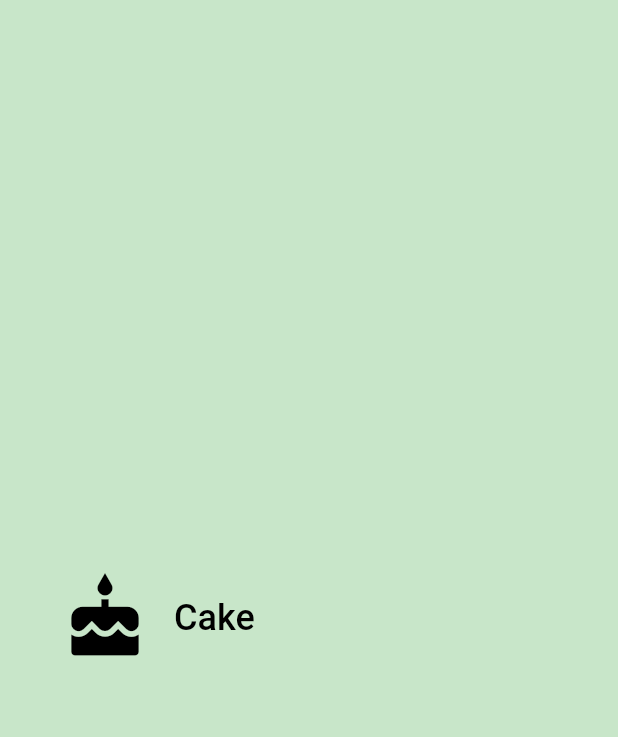
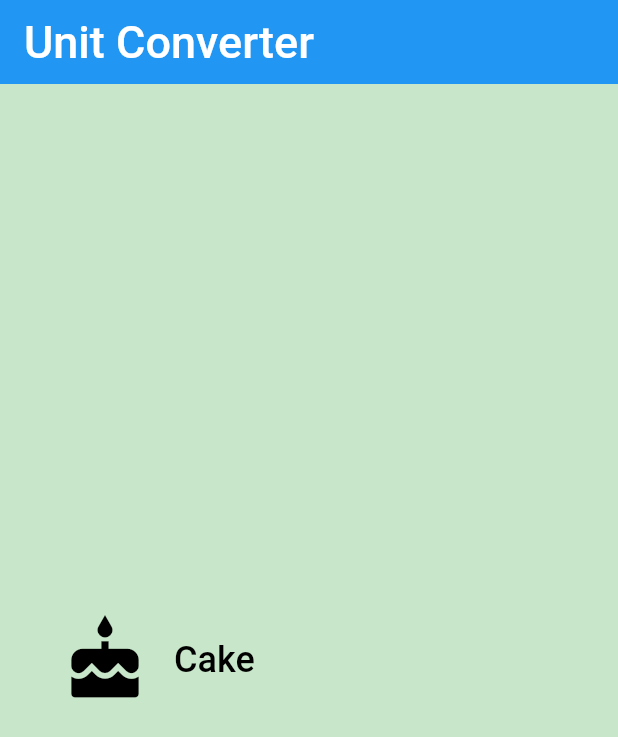
Before and after one commit to masarufuruya/flutter_tutorial, a Flutter app: the screen it shows after launch, on a phone screen of 412 x 824 dp. Shown: the top 737 px of the screen. Run offline on Flutter 3.47's test engine with Material 2 defaults, Android fonts, the phone set to English and light mode, and no system bars.

Commit message:
Add appbar with title

```diff
--- a/lib/main.dart
+++ b/lib/main.dart
@@ -12,6 +12,15 @@ class UnitConverterApp extends StatelessWidget {
       debugShowCheckedModeBanner: false,
       title: 'Unit Converter',
       home: Scaffold(
+        appBar: AppBar(
+          elevation: 0,
+          title: const Text(
+            'Unit Converter',
+            style: TextStyle(
+              fontSize: 30,
+            ),
+          ),
+        ),
         backgroundColor: Colors.green[100],
         body: Center(
             child: Category(
```
